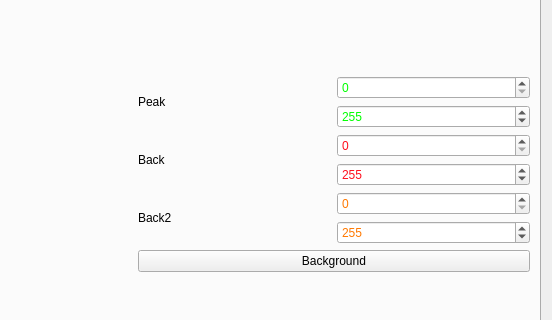
This is src/refred/interfaces/plot_dialog_refl_interface.ui in neutrons/RefRed as Qt 5 draws it before an edit; both pictures show x 282 to 834 and y 215 to 535 of the 834 by 754 pixel window. The edited form follows.
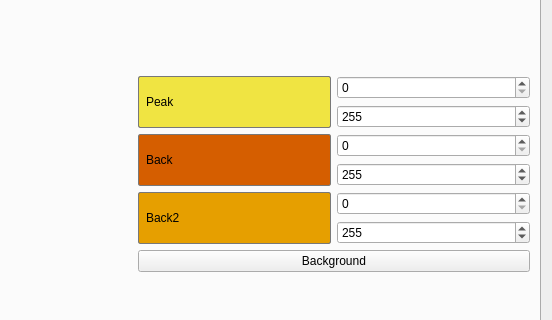
This is the edited form. Icons and pictures are not drawn. Custom widgets are drawn as their Qt base class.

Commit message: Change plot color scheme (#227)

Patch:
```diff
--- a/src/refred/interfaces/plot_dialog_refl_interface.ui
+++ b/src/refred/interfaces/plot_dialog_refl_interface.ui
@@ -51,6 +51,20 @@
                <property name="text">
                 <string>Peak</string>
                </property>
+                                    <property name="styleSheet">
+                                   <string notr="true">QLabel#peakBoundariesLabel {
+                                     color: rgb(0, 0, 0);
+                                     background-color: rgb(240, 228, 66);
+                                     border: 1px solid rgb(120, 120, 120);
+                                     border-radius: 2px;
+                                     padding: 1px 4px;
+                                   }
+                                   QLabel#peakBoundariesLabel:disabled {
+                                     color: rgb(190, 190, 190);
+                                     background-color: rgb(245, 245, 245);
+                                     border: 1px solid rgb(210, 210, 210);
+                                   }</string>
+                                  </property>
               </widget>
              </item>
              <item>
@@ -59,70 +73,6 @@
                 <layout class="QHBoxLayout" name="horizontalLayout_10">
                  <item>
                   <widget class="QSpinBox" name="plotPeakFromSpinBox">
-                   <property name="palette">
-                    <palette>
-                     <active>
-                      <colorrole role="Text">
-                       <brush brushstyle="SolidPattern">
-                        <color alpha="255">
-                         <red>0</red>
-                         <green>255</green>
-                         <blue>0</blue>
-                        </color>
-                       </brush>
-                      </colorrole>
-                      <colorrole role="PlaceholderText">
-                       <brush brushstyle="SolidPattern">
-                        <color alpha="128">
-                         <red>0</red>
-                         <green>255</green>
-                         <blue>0</blue>
-                        </color>
-                       </brush>
-                      </colorrole>
-                     </active>
-                     <inactive>
-                      <colorrole role="Text">
-                       <brush brushstyle="SolidPattern">
-                        <color alpha="255">
-                         <red>0</red>
-                         <green>255</green>
-                         <blue>0</blue>
-                        </color>
-                       </brush>
-                      </colorrole>
-                      <colorrole role="PlaceholderText">
-                       <brush brushstyle="SolidPattern">
-                        <color alpha="128">
-                         <red>0</red>
-                         <green>255</green>
-                         <blue>0</blue>
-                        </color>
-                       </brush>
-                      </colorrole>
-                     </inactive>
-                     <disabled>
-                      <colorrole role="Text">
-                       <brush brushstyle="SolidPattern">
-                        <color alpha="255">
-                         <red>190</red>
-                         <green>190</green>
-                         <blue>190</blue>
-                        </color>
-                       </brush>
-                      </colorrole>
-                      <colorrole role="PlaceholderText">
-                       <brush brushstyle="SolidPattern">
-                        <color alpha="128">
-                         <red>0</red>
-                         <green>0</green>
-                         <blue>0</blue>
-                        </color>
-                       </brush>
-                      </colorrole>
-                     </disabled>
-                    </palette>
-                   </property>
                    <property name="maximum">
                     <number>303</number>
                    </property>
@@ -134,70 +84,6 @@
                 <layout class="QHBoxLayout" name="horizontalLayout_11">
                  <item>
                   <widget class="QSpinBox" name="plotPeakToSpinBox">
-                   <property name="palette">
-                    <palette>
-                     <active>
-                      <colorrole role="Text">
-                       <brush brushstyle="SolidPattern">
-                        <color alpha="255">
-                         <red>0</red>
-                         <green>255</green>
-                         <blue>0</blue>
-                        </color>
-                       </brush>
-                      </colorrole>
-                      <colorrole role="PlaceholderText">
-                       <brush brushstyle="SolidPattern">
-                        <color alpha="128">
-                         <red>0</red>
-                         <green>255</green>
-                         <blue>0</blue>
-                        </color>
-                       </brush>
-                      </colorrole>
-                     </active>
-                     <inactive>
-                      <colorrole role="Text">
-                       <brush brushstyle="SolidPattern">
-                        <color alpha="255">
-                         <red>0</red>
-                         <green>255</green>
-                         <blue>0</blue>
-                        </color>
-                       </brush>
-                      </colorrole>
-                      <colorrole role="PlaceholderText">
-                       <brush brushstyle="SolidPattern">
-                        <color alpha="128">
-                         <red>0</red>
-                         <green>255</green>
-                         <blue>0</blue>
-                        </color>
-                       </brush>
-                      </colorrole>
-                     </inactive>
-                     <disabled>
-                      <colorrole role="Text">
-                       <brush brushstyle="SolidPattern">
-                        <color alpha="255">
-                         <red>190</red>
-                         <green>190</green>
-                         <blue>190</blue>
-                        </color>
-                       </brush>
-                      </colorrole>
-                      <colorrole role="PlaceholderText">
-                       <brush brushstyle="SolidPattern">
-                        <color alpha="128">
-                         <red>0</red>
-                         <green>0</green>
-                         <blue>0</blue>
-                        </color>
-                       </brush>
-                      </colorrole>
-                     </disabled>
-                    </palette>
-                   </property>
                    <property name="maximum">
                     <number>303</number>
                    </property>
@@ -219,6 +105,20 @@
                <property name="text">
                 <string>Back</string>
                </property>
+               <property name="styleSheet">
+                                   <string notr="true">QLabel#backBoundariesLabel {
+                                     color: rgb(0, 0, 0);
+                                     background-color: rgb(213, 94, 0);
+                                     border: 1px solid rgb(120, 120, 120);
+                                     border-radius: 2px;
+                                     padding: 1px 4px;
+                                   }
+                                   QLabel#backBoundariesLabel:disabled {
+                                     color: rgb(190, 190, 190);
+                                     background-color: rgb(245, 245, 245);
+                                     border: 1px solid rgb(210, 210, 210);
+                                   }</string>
+                                  </property>
               </widget>
              </item>
              <item>
@@ -227,70 +127,6 @@
                 <layout class="QHBoxLayout" name="horizontalLayout_12">
                  <item>
                   <widget class="QSpinBox" name="plotBackFromSpinBox">
-                   <property name="palette">
-                    <palette>
-                     <active>
-                      <colorrole role="Text">
-                       <brush brushstyle="SolidPattern">
-                        <color alpha="255">
-                         <red>255</red>
-                         <green>15</green>
-                         <blue>29</blue>
-                        </color>
-                       </brush>
-                      </colorrole>
-                      <colorrole role="PlaceholderText">
-                       <brush brushstyle="SolidPattern">
-                        <color alpha="128">
-                         <red>255</red>
-                         <green>15</green>
-                         <blue>29</blue>
-                        </color>
-                       </brush>
-                      </colorrole>
-                     </active>
-                     <inactive>
-                      <colorrole role="Text">
-                       <brush brushstyle="SolidPattern">
-                        <color alpha="255">
-                         <red>255</red>
-                         <green>15</green>
-                         <blue>29</blue>
-                        </color>
-                       </brush>
-                      </colorrole>
-                      <colorrole role="PlaceholderText">
-                       <brush brushstyle="SolidPattern">
-                        <color alpha="128">
-                         <red>255</red>
-                         <green>15</green>
-                         <blue>29</blue>
-                        </color>
-                       </brush>
-                      </colorrole>
-                     </inactive>
-                     <disabled>
-                      <colorrole role="Text">
-                       <brush brushstyle="SolidPattern">
-                        <color alpha="255">
-                         <red>190</red>
-                         <green>190</green>
-                         <blue>190</blue>
-                        </color>
-                       </brush>
-                      </colorrole>
-                      <colorrole role="PlaceholderText">
-                       <brush brushstyle="SolidPattern">
-                        <color alpha="128">
-                         <red>0</red>
-                         <green>0</green>
-                         <blue>0</blue>
-                        </color>
-                       </brush>
-                      </colorrole>
-                     </disabled>
-                    </palette>
-                   </property>
                    <property name="maximum">
                     <number>303</number>
                    </property>
@@ -302,70 +138,6 @@
                 <layout class="QHBoxLayout" name="horizontalLayout_13">
                  <item>
                   <widget class="QSpinBox" name="plotBackToSpinBox">
-                   <property name="palette">
-                    <palette>
-                     <active>
-                      <colorrole role="Text">
-                       <brush brushstyle="SolidPattern">
-                        <color alpha="255">
-                         <red>255</red>
-                         <green>15</green>
-                         <blue>29</blue>
-                        </color>
-                       </brush>
-                      </colorrole>
-                      <colorrole role="PlaceholderText">
-                       <brush brushstyle="SolidPattern">
-                        <color alpha="128">
-                         <red>255</red>
-                         <green>15</green>
-                         <blue>29</blue>
-                        </color>
-                       </brush>
-                      </colorrole>
-                     </active>
-                     <inactive>
-                      <colorrole role="Text">
-                       <brush brushstyle="SolidPattern">
-                        <color alpha="255">
-                         <red>255</red>
-                         <green>15</green>
-                         <blue>29</blue>
-                        </color>
-                       </brush>
-                      </colorrole>
-                      <colorrole role="PlaceholderText">
-                       <brush brushstyle="SolidPattern">
-                        <color alpha="128">
-                         <red>255</red>
-                         <green>15</green>
-                         <blue>29</blue>
-                        </color>
-                       </brush>
-                      </colorrole>
-                     </inactive>
-                     <disabled>
-                      <colorrole role="Text">
-                       <brush brushstyle="SolidPattern">
-                        <color alpha="255">
-                         <red>190</red>
-                         <green>190</green>
-                         <blue>190</blue>
-                        </color>
-                       </brush>
-                      </colorrole>
-                      <colorrole role="PlaceholderText">
-                       <brush brushstyle="SolidPattern">
-                        <color alpha="128">
-                         <red>0</red>
-                         <green>0</green>
-                         <blue>0</blue>
-                        </color>
-                       </brush>
-                      </colorrole>
-                     </disabled>
-                    </palette>
-                   </property>
                    <property name="maximum">
                     <number>303</number>
                    </property>
@@ -387,6 +159,20 @@
                <property name="text">
                 <string>Back2</string>
                </property>
+               <property name="styleSheet">
+                                   <string notr="true">QLabel#back2BoundariesLabel {
+                                     color: rgb(0, 0, 0);
+                                     background-color: rgb(230, 159, 0);
+                                     border: 1px solid rgb(120, 120, 120);
+                                     border-radius: 2px;
+                                     padding: 1px 4px;
+                                   }
+                                   QLabel#back2BoundariesLabel:disabled {
+                                     color: rgb(190, 190, 190);
+                                     background-color: rgb(245, 245, 245);
+                                     border: 1px solid rgb(210, 210, 210);
+                                   }</string>
+                                  </property>
               </widget>
              </item>
              <item>
@@ -398,70 +184,6 @@
                    <property name="enabled">
                     <bool>true</bool>
                    </property>
-                   <property name="palette">
-                    <palette>
-                     <active>
-                      <colorrole role="Text">
-                       <brush brushstyle="SolidPattern">
-                        <color alpha="255">
-                         <red>255</red>
-                         <green>120</green>
-                         <blue>0</blue>
-                        </color>
-                       </brush>
-                      </colorrole>
-                      <colorrole role="PlaceholderText">
-                       <brush brushstyle="SolidPattern">
-                        <color alpha="128">
-                         <red>255</red>
-                         <green>120</green>
-                         <blue>0</blue>
-                        </color>
-                       </brush>
-                      </colorrole>
-                     </active>
-                     <inactive>
-                      <colorrole role="Text">
-                       <brush brushstyle="SolidPattern">
-                        <color alpha="255">
-                         <red>255</red>
-                         <green>120</green>
-                         <blue>0</blue>
-                        </color>
-                       </brush>
-                      </colorrole>
-                      <colorrole role="PlaceholderText">
-                       <brush brushstyle="SolidPattern">
-                        <color alpha="128">
-                         <red>255</red>
-                         <green>120</green>
-                         <blue>0</blue>
-                        </color>
-                       </brush>
-                      </colorrole>
-                     </inactive>
-                     <disabled>
-                      <colorrole role="Text">
-                       <brush brushstyle="SolidPattern">
-                        <color alpha="255">
-                         <red>190</red>
-                         <green>190</green>
-                         <blue>190</blue>
-                        </color>
-                       </brush>
-                      </colorrole>
-                      <colorrole role="PlaceholderText">
-                       <brush brushstyle="SolidPattern">
-                        <color alpha="128">
-                         <red>0</red>
-                         <green>0</green>
-                         <blue>0</blue>
-                        </color>
-                       </brush>
-                      </colorrole>
-                     </disabled>
-                    </palette>
-                   </property>
                    <property name="maximum">
                     <number>303</number>
                    </property>
@@ -476,70 +198,6 @@
                    <property name="enabled">
                     <bool>true</bool>
                    </property>
-                   <property name="palette">
-                    <palette>
-                     <active>
-                      <colorrole role="Text">
-                       <brush brushstyle="SolidPattern">
-                        <color alpha="255">
-                         <red>255</red>
-                         <green>120</green>
-                         <blue>0</blue>
-                        </color>
-                       </brush>
-                      </colorrole>
-                      <colorrole role="PlaceholderText">
-                       <brush brushstyle="SolidPattern">
-                        <color alpha="128">
-                         <red>255</red>
-                         <green>120</green>
-                         <blue>0</blue>
-                        </color>
-                       </brush>
-                      </colorrole>
-                     </active>
-                     <inactive>
-                      <colorrole role="Text">
-                       <brush brushstyle="SolidPattern">
-                        <color alpha="255">
-                         <red>255</red>
-                         <green>120</green>
-                         <blue>0</blue>
-                        </color>
-                       </brush>
-                      </colorrole>
-                      <colorrole role="PlaceholderText">
-                       <brush brushstyle="SolidPattern">
-                        <color alpha="128">
-                         <red>255</red>
-                         <green>120</green>
-                         <blue>0</blue>
-                        </color>
-                       </brush>
-                      </colorrole>
-                     </inactive>
-                     <disabled>
-                      <colorrole role="Text">
-                       <brush brushstyle="SolidPattern">
-                        <color alpha="255">
-                         <red>190</red>
-                         <green>190</green>
-                         <blue>190</blue>
-                        </color>
-                       </brush>
-                      </colorrole>
-                      <colorrole role="PlaceholderText">
-                       <brush brushstyle="SolidPattern">
-                        <color alpha="128">
-                         <red>0</red>
-                         <green>0</green>
-                         <blue>0</blue>
-                        </color>
-                       </brush>
-                      </colorrole>
-                     </disabled>
-                    </palette>
-                   </property>
                    <property name="maximum">
                     <number>303</number>
                    </property>
```
The commit also changes 9 other files.
